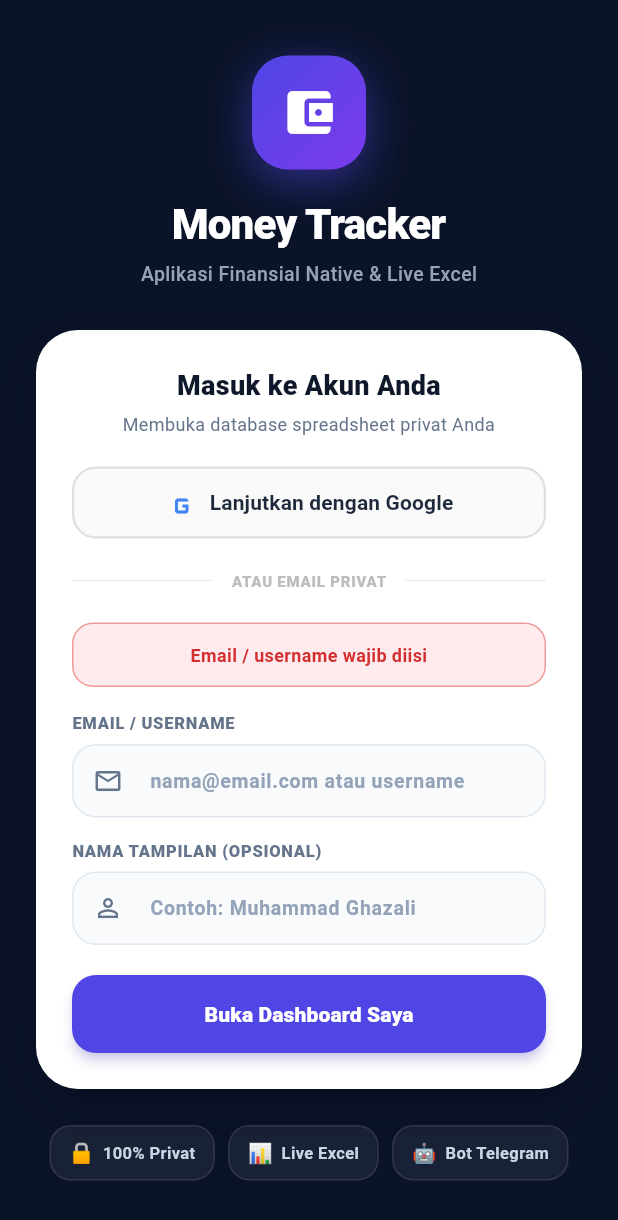
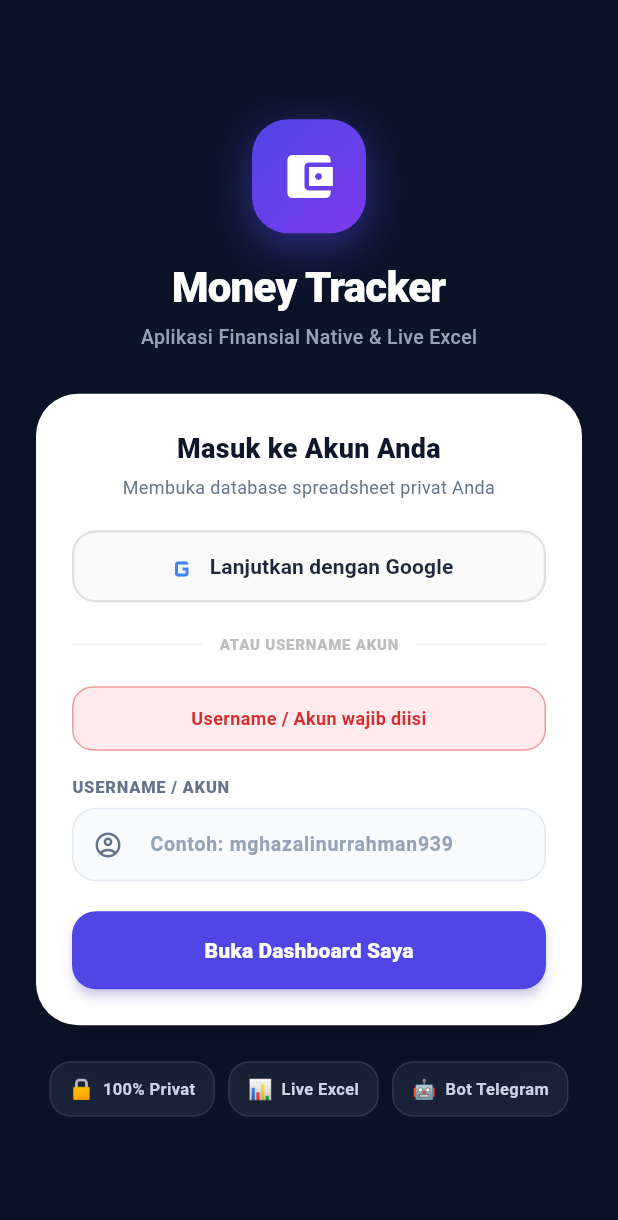
Before and after one commit to Xdzall/Money_Tracker, a Flutter app: the screen it shows after launch, after a tap on "Buka Dashboard Saya", on a phone screen of 412 x 824 dp. Shown: the top 1220 px of the screen. Run offline on Flutter 3.47's test engine with Material 3 defaults, Android fonts, the phone set to English and light mode, and no system bars; our stand-ins replace google_sign_in, shared_preferences; network calls fail.

Commit message:
Unify database across web and mobile using canonical user ID, simplify login to username-only

```diff
--- a/flutter_app/lib/screens/auth_screen.dart
+++ b/flutter_app/lib/screens/auth_screen.dart
@@ -12,7 +12,6 @@
 
 class _AuthScreenState extends State<AuthScreen> {
   final _emailController = TextEditingController();
-  final _nameController = TextEditingController();
   bool _isLoading = false;
   bool _isGoogleLoading = false;
   String? _errorMessage;
@@ -63,7 +62,7 @@
   }
 
   void _showQuickGoogleDialog() {
-    final googleEmailController = TextEditingController();
+    final usernameController = TextEditingController(text: "mghazalinurrahman939");
     showModalBottomSheet(
       context: context,
       isScrollControlled: true,
@@ -97,7 +96,7 @@
                 const SizedBox(width: 12),
                 const Expanded(
                   child: Text(
-                    "Masuk Akun Google",
+                    "Masuk ke Akun",
                     style: TextStyle(fontSize: 18, fontWeight: FontWeight.w800, color: Color(0xFF0F172A)),
                   ),
                 ),
@@ -105,20 +104,19 @@
             ),
             const SizedBox(height: 8),
             const Text(
-              "Masukkan alamat akun Google / Gmail Anda untuk langsung membuka spreadsheet privat.",
+              "Masukkan username atau email akun Anda untuk langsung membuka database spreadsheet privat.",
               style: TextStyle(fontSize: 13, color: Color(0xFF64748B)),
             ),
             const SizedBox(height: 20),
             TextField(
-              controller: googleEmailController,
-              keyboardType: TextInputType.emailAddress,
+              controller: usernameController,
               autofocus: true,
               style: const TextStyle(fontSize: 14, fontWeight: FontWeight.w600),
               decoration: InputDecoration(
-                hintText: "nama@gmail.com",
+                hintText: "Contoh: mghazalinurrahman939",
                 filled: true,
                 fillColor: const Color(0xFFF8FAFC),
-                prefixIcon: const Icon(Icons.mail_outline, color: Color(0xFF4F46E5)),
+                prefixIcon: const Icon(Icons.account_circle_outlined, color: Color(0xFF4F46E5)),
                 border: OutlineInputBorder(borderRadius: BorderRadius.circular(16), borderSide: const BorderSide(color: Color(0xFFE2E8F0))),
                 enabledBorder: OutlineInputBorder(borderRadius: BorderRadius.circular(16), borderSide: const BorderSide(color: Color(0xFFE2E8F0))),
                 focusedBorder: OutlineInputBorder(borderRadius: BorderRadius.circular(16), borderSide: const BorderSide(color: Color(0xFF4F46E5), width: 2)),
@@ -127,11 +125,10 @@
             const SizedBox(height: 20),
             ElevatedButton(
               onPressed: () async {
-                final email = googleEmailController.text.trim();
-                if (email.isEmpty) return;
+                final uname = usernameController.text.trim();
+                if (uname.isEmpty) return;
                 Navigator.pop(ctx);
-                _emailController.text = email;
-                _nameController.text = email.split('@')[0].replaceAll('.', ' ');
+                _emailController.text = uname;
                 _handleLogin();
               },
               style: ElevatedButton.styleFrom(
@@ -140,7 +137,7 @@
                 padding: const EdgeInsets.symmetric(vertical: 15),
                 shape: RoundedRectangleBorder(borderRadius: BorderRadius.circular(16)),
               ),
-              child: const Text("Lanjutkan ke Dashboard", style: TextStyle(fontWeight: FontWeight.w800)),
+              child: const Text("Buka Dashboard Saya", style: TextStyle(fontWeight: FontWeight.w800)),
             ),
           ],
         ),
@@ -149,11 +146,10 @@
   }
 
   Future<void> _handleLogin() async {
-    final email = _emailController.text.trim();
-    final name = _nameController.text.trim();
+    final username = _emailController.text.trim();
 
-    if (email.isEmpty) {
-      setState(() => _errorMessage = "Email / username wajib diisi");
+    if (username.isEmpty) {
+      setState(() => _errorMessage = "Username / Akun wajib diisi");
       return;
     }
 
@@ -162,7 +158,7 @@
       _errorMessage = null;
     });
 
-    final success = await AuthService.loginDemo(email, name);
+    final success = await AuthService.loginDemo(username, username);
     if (mounted) {
       setState(() => _isLoading = false);
       if (success) {
@@ -302,7 +298,7 @@
                           Padding(
                             padding: const EdgeInsets.symmetric(horizontal: 12),
                             child: Text(
-                              "ATAU EMAIL PRIVAT",
+                              "ATAU USERNAME AKUN",
                               style: TextStyle(fontSize: 10, fontWeight: FontWeight.w800, color: Colors.grey.shade400, letterSpacing: 0.5),
                             ),
                           ),
@@ -327,54 +323,21 @@
                           ),
                         ),
 
-                      // Email Field
+                      // Username Field
                       const Text(
-                        "EMAIL / USERNAME",
+                        "USERNAME / AKUN",
                         style: TextStyle(fontSize: 11, fontWeight: FontWeight.w800, color: Color(0xFF64748B), letterSpacing: 0.5),
                       ),
                       const SizedBox(height: 6),
                       TextField(
                         controller: _emailController,
-                        keyboardType: TextInputType.emailAddress,
                         style: const TextStyle(fontSize: 14, fontWeight: FontWeight.w600, color: Color(0xFF0F172A)),
                         decoration: InputDecoration(
-                          hintText: "nama@email.com atau username",
+                          hintText: "Contoh: mghazalinurrahman939",
                           hintStyle: const TextStyle(fontSize: 13, color: Color(0xFF94A3B8)),
                           filled: true,
                           fillColor: const Color(0xFFF8FAFC),
-                          prefixIcon: const Icon(Icons.email_outlined, size: 20, color: Color(0xFF64748B)),
-                          contentPadding: const EdgeInsets.symmetric(horizontal: 16, vertical: 14),
-                          border: OutlineInputBorder(
-                            borderRadius: BorderRadius.circular(16),
-                            borderSide: const BorderSide(color: Color(0xFFE2E8F0)),
-                          ),
-                          enabledBorder: OutlineInputBorder(
-                            borderRadius: BorderRadius.circular(16),
-                            borderSide: const BorderSide(color: Color(0xFFE2E8F0)),
-                          ),
-                          focusedBorder: OutlineInputBorder(
-                            borderRadius: BorderRadius.circular(16),
-                            borderSide: const BorderSide(color: Color(0xFF4F46E5), width: 2),
-                          ),
-                        ),
-                      ),
-                      const SizedBox(height: 14),
-
-                      // Name Field
-                      const Text(
-                        "NAMA TAMPILAN (OPSIONAL)",
-                        style: TextStyle(fontSize: 11, fontWeight: FontWeight.w800, color: Color(0xFF64748B), letterSpacing: 0.5),
-                      ),
-                      const SizedBox(height: 6),
-                      TextField(
-                        controller: _nameController,
-                        style: const TextStyle(fontSize: 14, fontWeight: FontWeight.w600, color: Color(0xFF0F172A)),
-                        decoration: InputDecoration(
-                          hintText: "Contoh: Muhammad Ghazali",
-                          hintStyle: const TextStyle(fontSize: 13, color: Color(0xFF94A3B8)),
-                          filled: true,
-                          fillColor: const Color(0xFFF8FAFC),
-                          prefixIcon: const Icon(Icons.person_outline, size: 20, color: Color(0xFF64748B)),
+                          prefixIcon: const Icon(Icons.account_circle_outlined, size: 20, color: Color(0xFF64748B)),
                           contentPadding: const EdgeInsets.symmetric(horizontal: 16, vertical: 14),
                           border: OutlineInputBorder(
                             borderRadius: BorderRadius.circular(16),
```
Also changed, not shown: 5 other files.
